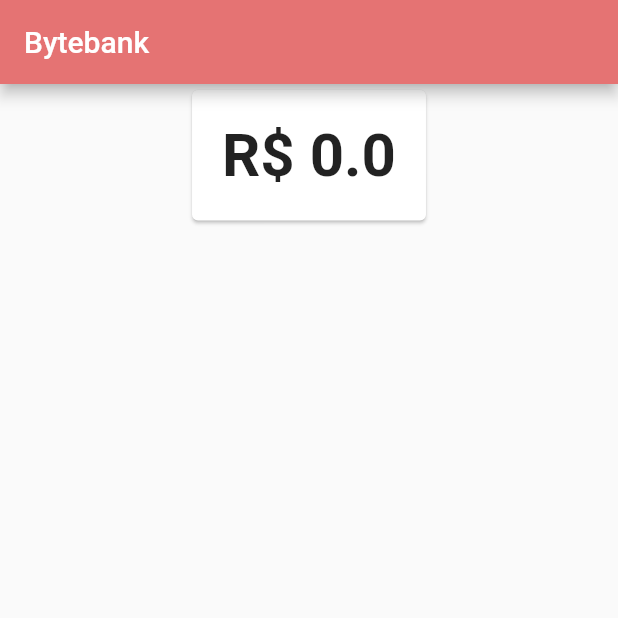
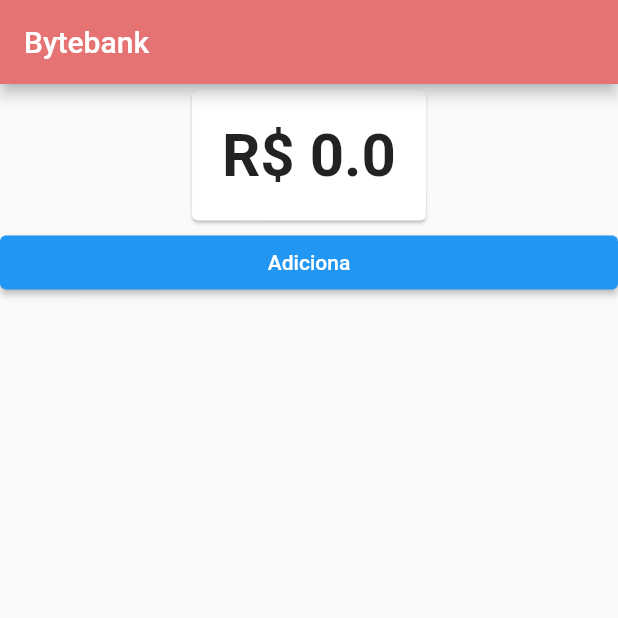
Before and after one commit to nataliecosta0/bytebank, a Flutter app: the screen it shows after launch, on a phone screen of 412 x 824 dp, the top half of it. Run offline on Flutter 3.47's test engine with Material 2 defaults, Android fonts, the phone set to English and light mode, and no system bars.

Commit message:
created button to increase value

```diff
--- a/lib/models/saldo.dart
+++ b/lib/models/saldo.dart
@@ -1,9 +1,13 @@
 import 'package:flutter/cupertino.dart';
 
 class Saldo extends ChangeNotifier {
-  final double valor;
+  double valor;
 
   Saldo(this.valor);
+
+  void adiciona(double valor) {
+    this.valor += valor;
+  }
 
   @override
   String toString() {
--- a/lib/screens/dashboard/dashboard.dart
+++ b/lib/screens/dashboard/dashboard.dart
@@ -1,5 +1,7 @@
+import 'package:bytebank/models/saldo.dart';
 import 'package:bytebank/screens/dashboard/saldo.dart';
 import 'package:flutter/material.dart';
+import 'package:provider/provider.dart';
 
 class Dashboard extends StatelessWidget {
   Widget build(BuildContext context) {
@@ -7,9 +9,23 @@ class Dashboard extends StatelessWidget {
       appBar: AppBar(
         title: Text('Bytebank'),
       ),
-      body: Align(
-        alignment: Alignment.topCenter,
-        child: SaldoCard(),
+      body: ListView(
+        children: <Widget>[
+          Align(
+            alignment: Alignment.topCenter,
+            child: SaldoCard(),
+          ),
+          Consumer<Saldo>(
+            builder: (context, saldo, child) {
+              return ElevatedButton(
+                child: Text("Adiciona"),
+                onPressed: () {
+                  saldo.adiciona(10);
+                },
+              );
+            },
+          )
+        ],
       ),
     );
   }
```
Also changed, not shown: lib/screens/dashboard/saldo.dart (+8 -6 lines), 1 other file.
